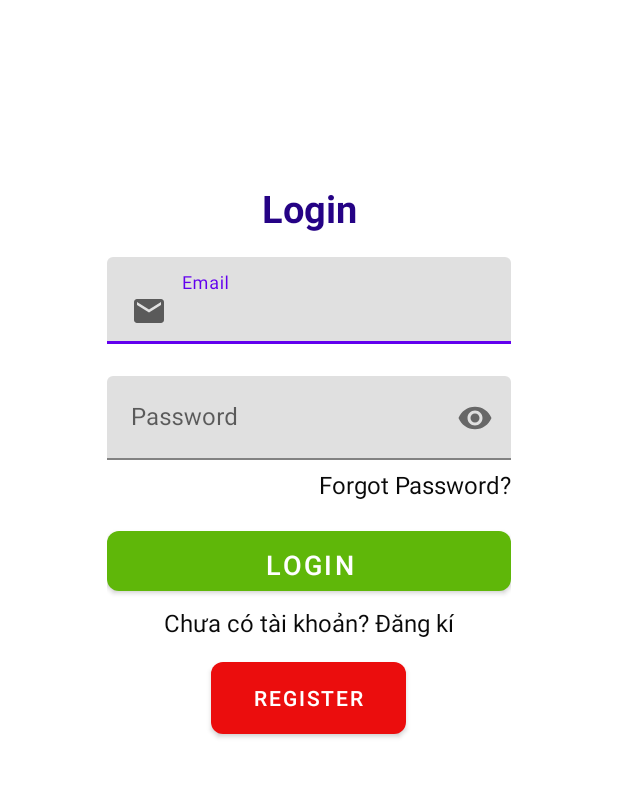
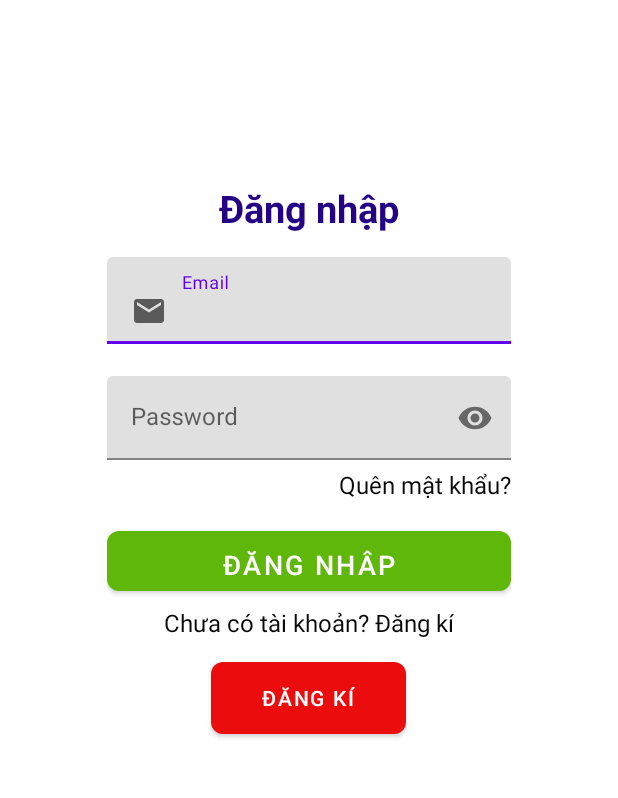
Before and after one commit to mathanhhoang/ChatApp, an Android app: the LoginActivity screen opened directly, with no data from a screen before it, on a phone screen of 412 x 824 dp, the part 84-882 px from its top. Run offline under Robolectric (Android 15) with nearby library versions, the phone set to English and light mode, and no system bars; our stand-ins replace Firebase (no records; nobody signed in at launch, a user with empty details on screens opened directly); libraries missing offline, so code that uses them is left out: com.rengwuxian.materialedittext; plain views replace MaterialEditText.

Commit message:
update 22/01

```diff
--- a/app/src/main/AndroidManifest.xml
+++ b/app/src/main/AndroidManifest.xml
@@ -8,7 +8,7 @@
 
     <application
         android:allowBackup="true"
-        android:icon="@mipmap/ic_launcher"
+        android:icon="@drawable/chatapp_logo"
         android:label="@string/app_name"
         android:roundIcon="@mipmap/ic_launcher_round"
         android:supportsRtl="true"
--- a/app/src/main/res/layout/activity_intro.xml
+++ b/app/src/main/res/layout/activity_intro.xml
@@ -26,7 +26,7 @@
         android:layout_width="217dp"
         android:layout_height="30dp"
         android:fontFamily="sans-serif-smallcaps"
-        android:text="Hoang dep trai"
+        android:text="IT-QNU"
         android:textAlignment="center"
         android:textAllCaps="true"
         android:textColor="#FDFDFD"
--- a/app/src/main/res/layout/activity_login.xml
+++ b/app/src/main/res/layout/activity_login.xml
@@ -72,7 +72,7 @@
         <TextView
             android:layout_width="match_parent"
             android:layout_height="wrap_content"
-            android:text="Login"
+            android:text="Đăng nhập"
             android:gravity="center"
             android:textSize="25dp"
             android:textStyle="bold"
@@ -116,7 +116,7 @@
         android:layout_width="match_parent"
         android:layout_height="wrap_content"
         android:id="@+id/forgot_password"
-        android:text="Forgot Password?"
+        android:text="Quên mật khẩu?"
         android:gravity="end"
         android:textSize="16sp"
         android:textColor="#090909"/>
@@ -127,7 +127,7 @@
         android:layout_height="40dp"
         android:layout_marginTop="20dp"
         android:background="@drawable/button_shape"
-        android:text="Login"
+        android:text="Đăng nhập"
         android:textColor="#FFFF"
         android:textSize="18sp"
         app:backgroundTint="@color/green" />
@@ -149,7 +149,7 @@
             android:layout_marginTop="15dp"
             android:background="@drawable/btnred"
             android:padding="5dp"
-            android:text="Register"
+            android:text="Đăng kí"
             android:textColor="@color/white"
             android:textSize="14sp"
             app:backgroundTint="@color/Red" />
--- a/app/src/main/res/layout/activity_message.xml
+++ b/app/src/main/res/layout/activity_message.xml
@@ -16,7 +16,7 @@
             android:layout_width="match_parent"
             android:layout_height="wrap_content"
             android:id="@+id/toolbar"
-            android:backgroundTint="@color/colorPrimaryDark"
+            android:background="@color/colorPrimaryDark"
             android:theme="@style/Base.ThemeOverlay.AppCompat.Dark.ActionBar"
             app:popupTheme="@style/MenuStyle">
 
--- a/app/src/main/res/layout/activity_register.xml
+++ b/app/src/main/res/layout/activity_register.xml
@@ -63,7 +63,7 @@
         android:layout_width="match_parent"
         android:layout_height="wrap_content"
         android:gravity="center"
-        android:text="Create Account"
+        android:text="Tạo tài khoản"
         android:textColor="@color/DarkBlue"
         android:textSize="25dp"
         android:textStyle="bold"
@@ -159,7 +159,7 @@
             android:layout_height="40dp"
             android:layout_marginTop="20dp"
             android:background="@drawable/button_shape"
-            android:text="Register"
+            android:text="Đăng kí"
             android:textColor="#FFFF"
             android:textSize="18sp"
             app:backgroundTint="@color/green" />
@@ -216,7 +216,7 @@
             android:layout_marginTop="15dp"
             android:background="@drawable/btnred"
             android:padding="5dp"
-            android:text="Login"
+            android:text="Đăng nhập"
             android:textColor="@color/white"
             android:textSize="14sp"
             app:backgroundTint="@color/Red" />
--- a/app/src/main/res/layout/activity_reset_password.xml
+++ b/app/src/main/res/layout/activity_reset_password.xml
@@ -20,7 +20,7 @@
         <TextView
             android:layout_width="match_parent"
             android:layout_height="wrap_content"
-            android:text="Reset Password"
+            android:text="Lấy lại mật khẩu"
             android:gravity="center"
             android:textSize="20dp"
             android:textStyle="bold"
@@ -33,7 +33,7 @@
             android:id="@+id/send_email"
             android:inputType="textEmailAddress"
             app:met_floatingLabel="normal"
-            android:hint="Email"
+            android:hint="Nhập Email"
             android:layout_marginTop="10dp"/>
 
         <Button
@@ -50,7 +50,7 @@
             android:layout_height="wrap_content"
             android:layout_marginTop="15dp"
             android:gravity="center"
-            android:text="Khi nhấn nút Reset, bạn hãy vào kiểm tra Email để lấy lại mật "/>
+            android:text="Khi nhấn nút Reset, bạn hãy vào kiểm tra Email để lấy lại mật khẩu"/>
     </LinearLayout>
 
 </LinearLayout>
```
